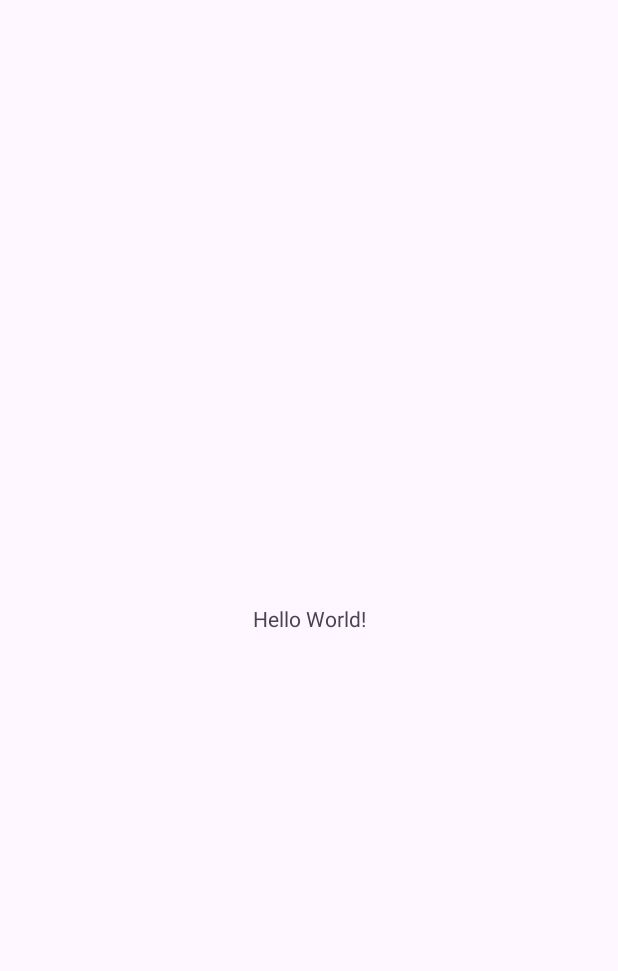
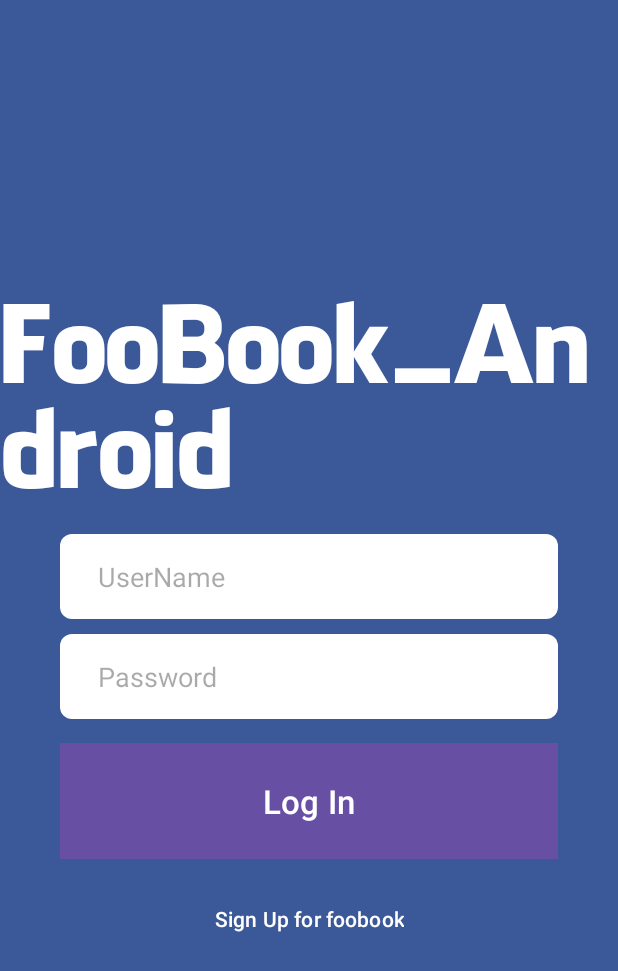
Before and after one commit to chengoiz/FooBook_Android, an Android app: the screen it shows after launch (MainActivity before the commit, LoginActivity after it), on a phone screen of 412 x 824 dp. Before the commit the part shown is almost empty. Shown: the top 971 px of the screen. Run offline under Robolectric (Android 15) with nearby library versions, the phone set to English and light mode, and no system bars.

Commit message:
Created the LoginActivity and FieldValidation java and XML og LoginActivity.

```diff
--- a/app/src/main/AndroidManifest.xml
+++ b/app/src/main/AndroidManifest.xml
@@ -13,7 +13,10 @@
         android:theme="@style/Theme.FooBook_Android"
         tools:targetApi="31">
         <activity
-            android:name=".MainActivity"
+            android:name=".FeedActivity"
+            android:exported="false" />
+        <activity
+            android:name=".LoginActivity"
             android:exported="true">
             <intent-filter>
                 <action android:name="android.intent.action.MAIN" />
--- /dev/null
+++ b/app/src/main/java/com/example/foobook_android/LoginActivity.java
@@ -0,0 +1,81 @@
+package com.example.foobook_android;
+
+import androidx.appcompat.app.AppCompatActivity;
+
+import android.content.Intent;
+import android.os.Bundle;
+import android.util.Log;
+import android.widget.Button;
+import android.widget.EditText;
+import android.widget.Toast;
+
+public class LoginActivity extends AppCompatActivity {
+
+    private EditText inputUsername, inputPassword;
+    Button btnSignup;
+
+    @Override
+    protected void onCreate(Bundle savedInstanceState) {
+        super.onCreate(savedInstanceState);
+        setContentView(R.layout.activity_main);
+
+        inputUsername = findViewById(R.id.loginUsername);
+        inputPassword = findViewById(R.id.loginPassword);
+        btnSignup = findViewById(R.id.loginBenSignup);
+
+        // Signup button
+        btnSignup.setOnClickListener(v -> {
+            Intent signup = new Intent(this, SignUpActivity.class);
+            startActivity(signup);
+        });
+        Log.i("LogInActivity", "onCreate");
+
+        // Login button
+        Button btnLogin = findViewById(R.id.loginBtnLogin);
+        btnLogin.setOnClickListener(v -> logIn(inputUsername.getText().toString(),
+                                    inputPassword.getText().toString()));
+
+        FieldValidation.setupFieldValidation(inputUsername);
+        FieldValidation.setupFieldValidation(inputPassword);
+    }
+
+    public void logIn(String username, String password) {
+        if (username.equals("username") && password.equals("password")) {
+            Intent feed = new Intent(this, FeedActivity.class);
+            startActivity(feed);
+        } else {
+            Toast.makeText(this, "Username or Password incorrect",
+                    Toast.LENGTH_SHORT).show();
+        }
+    }
+
+    @Override
+    protected void onStart() {
+        super.onStart();
+        Log.i("LogInActivity", "onStart");
+    }
+
+    @Override
+    protected void onResume() {
+        super.onResume();
+        Log.i("LogInActivity", "onResume");
+    }
+
+    @Override
+    protected void onPause() {
+        super.onPause();
+        Log.i("LogInActivity", "onPause");
+    }
+
+    @Override
+    protected void onDestroy() {
+        super.onDestroy();
+        Log.i("LogInActivity", "onDestroy");
+    }
+
+    @Override
+    protected void onRestart() {
+        super.onRestart();
+        Log.i("LogInActivity", "onRestart");
+    }
+}
--- a/app/src/main/java/com/example/foobook_android/MainActivity.java
+++ b/app/src/main/java/com/example/foobook_android/SignUpActivity.java
@@ -4,11 +4,11 @@ import androidx.appcompat.app.AppCompatActivity;
 
 import android.os.Bundle;
 
-public class MainActivity extends AppCompatActivity {
+public class SignUpActivity extends AppCompatActivity {
 
     @Override
     protected void onCreate(Bundle savedInstanceState) {
         super.onCreate(savedInstanceState);
-        setContentView(R.layout.activity_main);
+        setContentView(R.layout.activity_sign_up);
     }
 }
--- /dev/null
+++ b/app/src/main/res/drawable/btn_bg.xml
@@ -0,0 +1,4 @@
+<?xml version="1.0" encoding="utf-8"?>
+<shape xmlns:android="http://schemas.android.com/apk/res/android">
+    <solid android:color="@color/colorPrimaryDark" />
+</shape>
--- /dev/null
+++ b/app/src/main/res/drawable/edit_text_bg.xml
@@ -0,0 +1,6 @@
+<?xml version="1.0" encoding="utf-8"?>
+<shape xmlns:android="http://schemas.android.com/apk/res/android">
+<solid android:color="@color/colorAccent" />
+    <corners android:radius="8dp"/>
+
+</shape>
--- a/app/src/main/res/layout/activity_main.xml
+++ b/app/src/main/res/layout/activity_main.xml
@@ -1,18 +1,68 @@
 <?xml version="1.0" encoding="utf-8"?>
-<androidx.constraintlayout.widget.ConstraintLayout xmlns:android="http://schemas.android.com/apk/res/android"
+
+<LinearLayout xmlns:android="http://schemas.android.com/apk/res/android"
     xmlns:app="http://schemas.android.com/apk/res-auto"
     xmlns:tools="http://schemas.android.com/tools"
     android:layout_width="match_parent"
     android:layout_height="match_parent"
-    tools:context=".MainActivity">
+    android:orientation="vertical"
+    android:background="@color/colorPrimary"
+    android:gravity="center">
 
     <TextView
+        android:id="@+id/loginTitle"
         android:layout_width="wrap_content"
         android:layout_height="wrap_content"
-        android:text="Hello World!"
-        app:layout_constraintBottom_toBottomOf="parent"
-        app:layout_constraintEnd_toEndOf="parent"
-        app:layout_constraintStart_toStartOf="parent"
-        app:layout_constraintTop_toTopOf="parent" />
+        android:fontFamily="@font/facebolt"
+        android:text="@string/app_name"
+        android:textColor="@color/colorAccent"
+        android:textSize="70sp"
+        />
 
-</androidx.constraintlayout.widget.ConstraintLayout>
+    <EditText
+        android:id="@+id/loginUsername"
+        android:layout_width="match_parent"
+        android:layout_height="wrap_content"
+        android:paddingVertical="16dp"
+        android:paddingHorizontal="25dp"
+        android:layout_marginHorizontal="40dp"
+        android:background="@drawable/edit_text_bg"
+        android:inputType="textEmailAddress"
+        android:hint="@string/login_userName"
+        android:layout_marginVertical="10dp"
+        />
+
+    <EditText
+        android:id="@+id/loginPassword"
+        android:layout_width="match_parent"
+        android:layout_height="wrap_content"
+        android:paddingVertical="16dp"
+        android:paddingHorizontal="25dp"
+        android:layout_marginHorizontal="40dp"
+        android:background="@drawable/edit_text_bg"
+        android:inputType="textPassword"
+        android:hint="@string/password"
+        />
+
+    <Button
+        android:id="@+id/loginBtnLogin"
+        android:layout_width="match_parent"
+        android:layout_height="wrap_content"
+        android:layout_marginHorizontal="40dp"
+        android:layout_marginVertical="16dp"
+        android:background="@drawable/btn_bg"
+        android:paddingVertical="20dp"
+        android:text="@string/login_login_btn"
+        android:textColor="@color/colorAccent"
+        android:textSize="22sp" />
+
+    <Button
+        android:id="@+id/loginBenSignup"
+        android:layout_width="wrap_content"
+        android:layout_height="wrap_content"
+        android:backgroundTint="@color/colorPrimary"
+        android:text="@string/login_signUp"
+        />
+
+
+</LinearLayout>
--- a/app/src/main/res/values/colors.xml
+++ b/app/src/main/res/values/colors.xml
@@ -1,5 +1,6 @@
 <?xml version="1.0" encoding="utf-8"?>
 <resources>
-    <color name="black">#FF000000</color>
-    <color name="white">#FFFFFFFF</color>
+    <color name="colorPrimary">#3b5999</color>
+    <color name="colorPrimaryDark">#4f69a2</color>
+    <color name="colorAccent">#fff</color>
 </resources>
--- a/app/src/main/res/values/strings.xml
+++ b/app/src/main/res/values/strings.xml
@@ -1,3 +1,8 @@
 <resources>
     <string name="app_name">FooBook_Android</string>
+    <string name="login_userName">UserName</string>
+    <string name="login_login_btn">Log In</string>
+    <string name="password">Password</string>
+    <string name="login_signUp">Sign Up for foobook</string>
+
 </resources>
```
Also changed, not shown: app/src/main/java/com/example/foobook_android/FeedActivity.java (added, +14 -0 lines), app/src/main/java/com/example/foobook_android/FieldValidation.java (added, +31 -0 lines), app/src/main/res/font/foobook_bolt.xml (added, +8 -0 lines), app/src/main/res/layout/activity_feed.xml (added, +9 -0 lines), app/src/main/res/layout/activity_sign_up.xml (added, +9 -0 lines), app/src/main/res/font/facebolt.otf (added).
